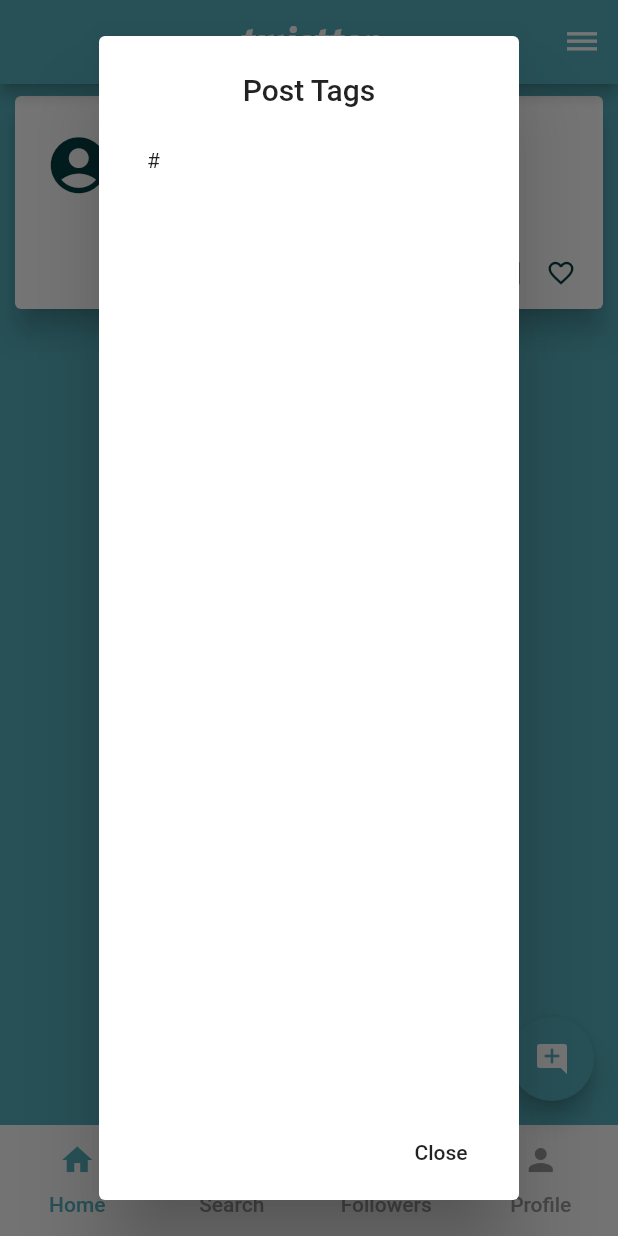
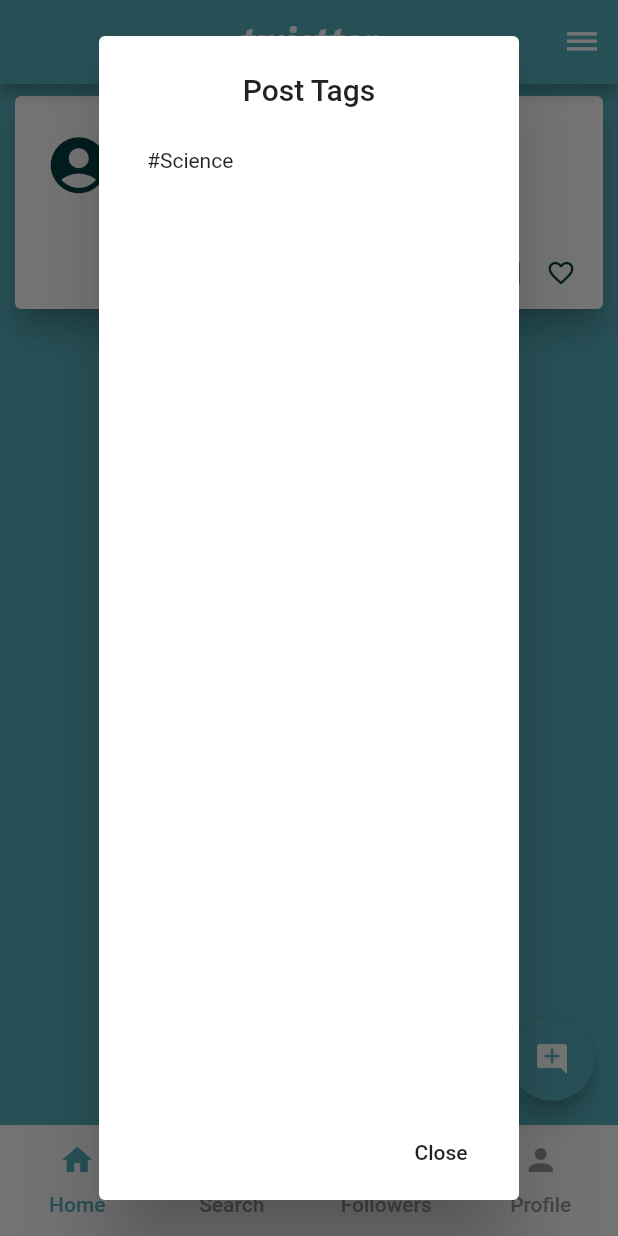
Before and after one commit to awes0menessInc/cs_307, a Flutter app: the NewPost screen opened directly, after a tap on the "add" icon, after a tap on "View Tags", on a phone screen of 412 x 824 dp. Run offline on Flutter 3.47's test engine with Material 2 defaults, Android fonts, the phone set to English and light mode, and no system bars; our stand-ins replace cloud_firestore, cloud_functions, firebase_auth, firebase_core; accounts and stored records are empty; Roboto replaces fonts that are missing (Poppins).

Commit message:
Fixed a bug with dropdown in new post

```diff
--- a/lib/newPost.dart
+++ b/lib/newPost.dart
@@ -16,6 +16,7 @@ class NewPost extends StatefulWidget {
 class _NewPostState extends State<NewPost> {
   final GlobalKey<FormState> _NewPostFormKey = GlobalKey<FormState>();
   var t = ["Purdue", "Science"];
+  var dropdownvalue;
   var top = "";
   TextEditingController postEditingController;
 
@@ -31,6 +32,7 @@ class _NewPostState extends State<NewPost> {
             t.add(temp[i]);
           }
         }));
+    dropdownvalue = t[1];
     super.initState();
   }
 
@@ -62,8 +64,12 @@ class _NewPostState extends State<NewPost> {
                     child: new Text(value),
                   );
                 }).toList(),
+                value: dropdownvalue,
                 onChanged: (String val) {
                   top = val;
+                  setState(() {
+                    dropdownvalue = val;
+                  });
                 },
               ),
               add(),
@@ -93,7 +99,9 @@ class _NewPostState extends State<NewPost> {
                           'quotes': '0',
                           'timestamp':
                               new DateTime.now().millisecondsSinceEpoch,
-                          'topics': [top], // fix topics list and ui part
+                          'topics': [
+                            dropdownvalue
+                          ], // fix topics list and ui part
                           'userId': currentUser.uid,
                         }))
                     .then((result) => {
@@ -109,6 +117,7 @@ class _NewPostState extends State<NewPost> {
                     .catchError((err) => print(err)))
                 .catchError((err) => print(err));
           }),
+      margin: const EdgeInsets.all(10.0),
     );
   }
 
@@ -123,6 +132,7 @@ class _NewPostState extends State<NewPost> {
               builder: (context) => Home(),
             ));
           }),
+      margin: const EdgeInsets.all(10.0),
     );
   }
 // class NewPost extends StatelessWidget {
--- a/lib/timeline.dart
+++ b/lib/timeline.dart
@@ -187,7 +187,7 @@ class _ListPageState extends State<ListPage> {
             StreamBuilder<QuerySnapshot>(
                 stream: Firestore.instance
                     .collection('microblogs')
-                    .orderBy('timestamp')
+                    .orderBy('timestamp', descending: true)
                     .snapshots(),
                 builder: (BuildContext context,
                     AsyncSnapshot<QuerySnapshot> snapshot) {
```
